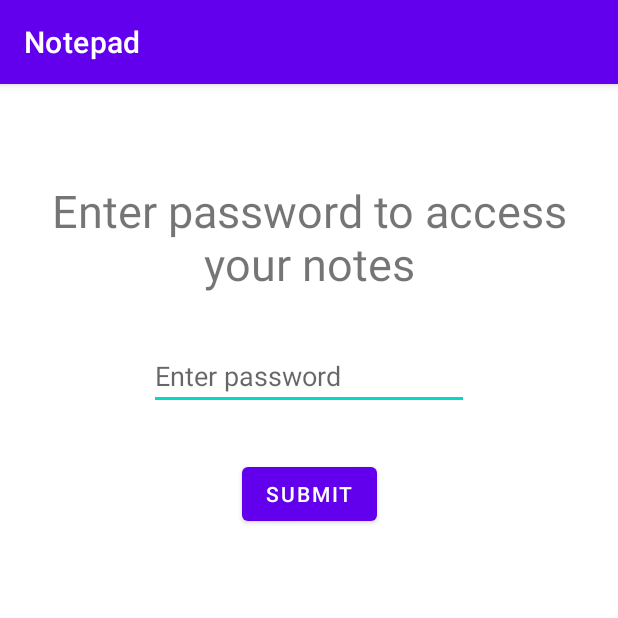
After one commit to mrValtiel/BSM, an Android app: the EnterPasswordActivity screen opened directly, with no data from a screen before it, on a phone screen of 412 x 824 dp, the top half of it. The commit adds this screen. Run offline under Robolectric (Android 15) with nearby library versions, the phone set to English and light mode, and no system bars; 6 statements that could not run were skipped.

Commit message:
Basic register and login activities

```diff
--- a/Notepad/app/src/main/AndroidManifest.xml
+++ b/Notepad/app/src/main/AndroidManifest.xml
@@ -9,6 +9,9 @@
         android:roundIcon="@mipmap/ic_launcher_round"
         android:supportsRtl="true"
         android:theme="@style/Theme.Notepad">
+        <activity android:name=".SplashActivity"></activity>
+        <activity android:name=".EnterPasswordActivity" />
+        <activity android:name=".CreatePasswordActivity" />
         <activity android:name=".MainActivity">
             <intent-filter>
                 <action android:name="android.intent.action.MAIN" />
--- /dev/null
+++ b/Notepad/app/src/main/java/com/example/notepad/EnterPasswordActivity.kt
@@ -0,0 +1,31 @@
+package com.example.notepad
+
+import android.content.Context
+import androidx.appcompat.app.AppCompatActivity
+import android.os.Bundle
+import android.widget.Button
+import android.widget.EditText
+import android.widget.Toast
+
+class EnterPasswordActivity : AppCompatActivity() {
+
+    val sharedPref = getSharedPreferences("database", Context.MODE_PRIVATE)
+    val password = sharedPref.getString("password", "").toString()
+    val pass = findViewById<EditText>(R.id.pass)
+    var passText = pass.text.toString()
+    val button = findViewById<Button>(R.id.loginButton)
+
+    override fun onCreate(savedInstanceState: Bundle?) {
+        super.onCreate(savedInstanceState)
+        setContentView(R.layout.activity_enter_password)
+
+        button.setOnClickListener {
+            if (passText == password) {
+                //correct password entered
+                setContentView(R.layout.activity_main)
+            } else {
+                Toast.makeText(this, "Wrong password", Toast.LENGTH_SHORT).show()
+            }
+        }
+    }
+}
--- /dev/null
+++ b/Notepad/app/src/main/res/layout/activity_enter_password.xml
@@ -0,0 +1,44 @@
+<?xml version="1.0" encoding="utf-8"?>
+<androidx.constraintlayout.widget.ConstraintLayout xmlns:android="http://schemas.android.com/apk/res/android"
+    xmlns:app="http://schemas.android.com/apk/res-auto"
+    xmlns:tools="http://schemas.android.com/tools"
+    android:layout_width="match_parent"
+    android:layout_height="match_parent"
+    tools:context=".EnterPasswordActivity">
+
+    <TextView
+        android:id="@+id/textView2"
+        android:layout_width="0dp"
+        android:layout_height="wrap_content"
+        android:layout_marginStart="16dp"
+        android:layout_marginTop="64dp"
+        android:layout_marginEnd="16dp"
+        android:text="Enter password to access your notes"
+        android:textAlignment="center"
+        android:textSize="30sp"
+        app:layout_constraintEnd_toEndOf="parent"
+        app:layout_constraintStart_toStartOf="parent"
+        app:layout_constraintTop_toTopOf="parent" />
+
+    <EditText
+        android:id="@+id/pass"
+        android:layout_width="wrap_content"
+        android:layout_height="wrap_content"
+        android:layout_marginTop="32dp"
+        android:ems="10"
+        android:hint="Enter password"
+        android:inputType="textPassword"
+        app:layout_constraintEnd_toEndOf="parent"
+        app:layout_constraintStart_toStartOf="parent"
+        app:layout_constraintTop_toBottomOf="@+id/textView2" />
+
+    <Button
+        android:id="@+id/loginButton"
+        android:layout_width="wrap_content"
+        android:layout_height="wrap_content"
+        android:layout_marginTop="32dp"
+        android:text="Submit"
+        app:layout_constraintEnd_toEndOf="parent"
+        app:layout_constraintStart_toStartOf="parent"
+        app:layout_constraintTop_toBottomOf="@+id/pass" />
+</androidx.constraintlayout.widget.ConstraintLayout>
--- a/Notepad/app/src/main/res/layout/activity_main.xml
+++ b/Notepad/app/src/main/res/layout/activity_main.xml
@@ -9,7 +9,7 @@
     <TextView
         android:layout_width="wrap_content"
         android:layout_height="wrap_content"
-        android:text="Hello World!"
+        android:text="Main app"
         app:layout_constraintBottom_toBottomOf="parent"
         app:layout_constraintLeft_toLeftOf="parent"
         app:layout_constraintRight_toRightOf="parent"
```
Also changed, not shown: Notepad/app/src/main/java/com/example/notepad/CreatePasswordActivity.kt (added, +42 -0 lines), Notepad/app/src/main/java/com/example/notepad/MainActivity.kt (+15 -1 lines), Notepad/app/src/main/res/layout/activity_create_password.xml (added, +58 -0 lines), Notepad/gradle/wrapper/gradle-wrapper.properties.
